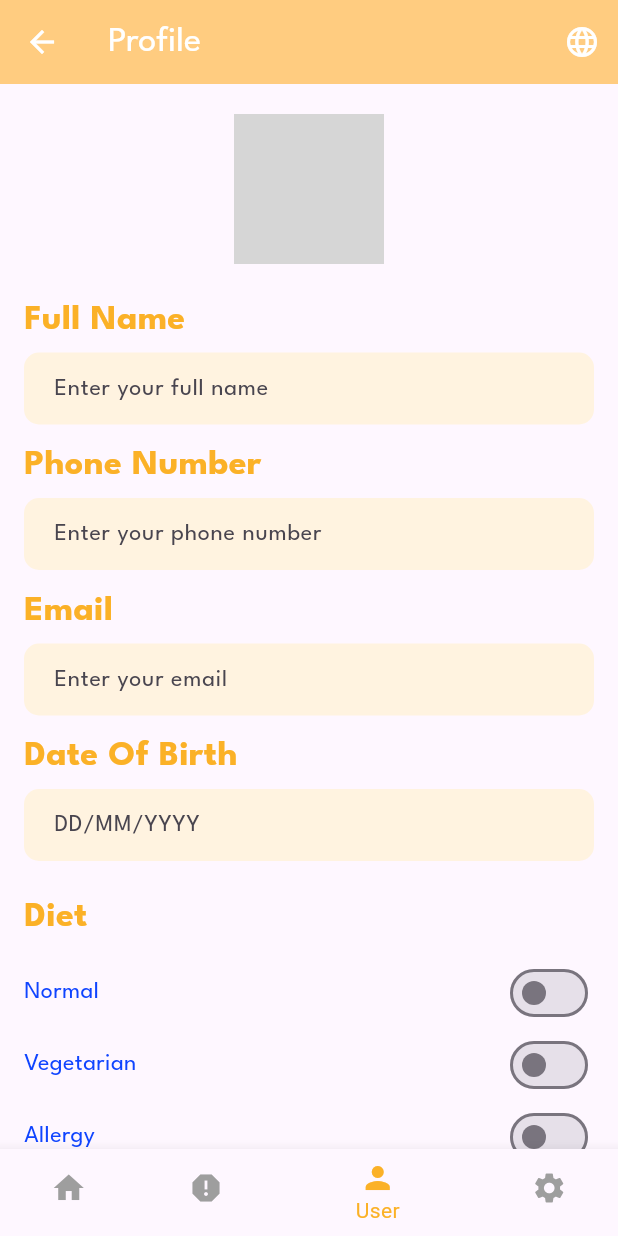
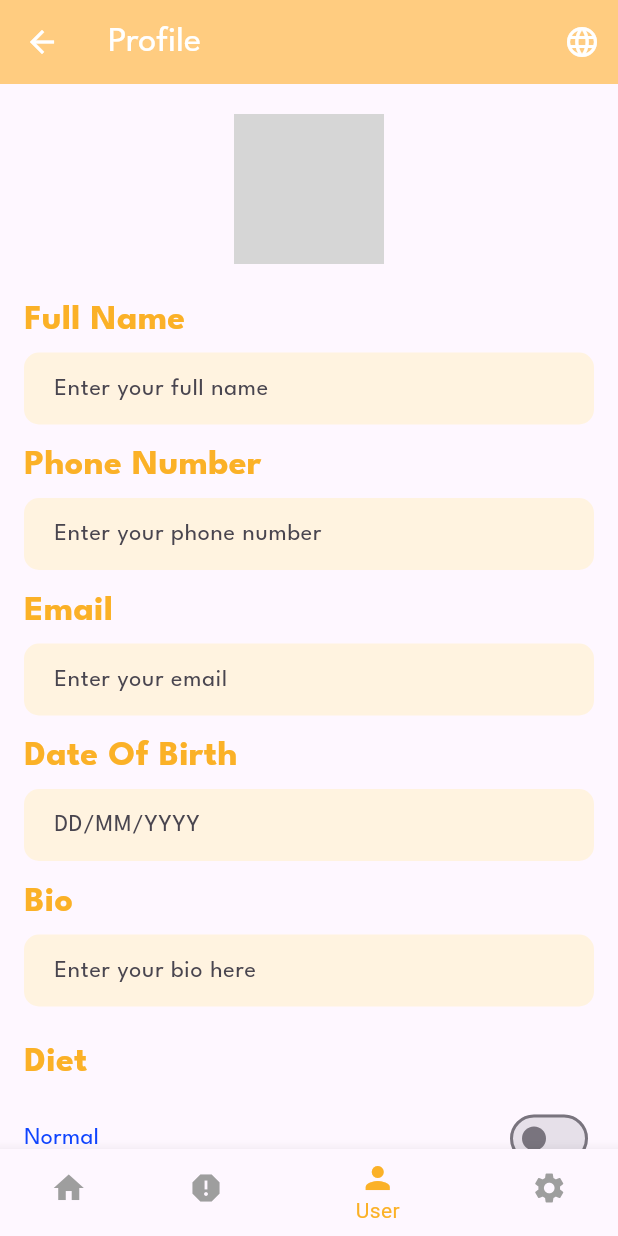
Before and after one commit to ngocleltt/riskprediction, a Flutter app: the ProfileScreen screen opened directly with empty values, on a phone screen of 412 x 824 dp. Run offline on Flutter 3.47's test engine with Material 3 defaults, Android fonts, the phone set to English and light mode, and no system bars; our stand-ins replace cloud_firestore, firebase_auth, firebase_core, google_sign_in, image_picker; missing offline and left inert: syncfusion_flutter_pdfviewer; accounts and stored records are empty; grey boxes are pictures that could not be loaded.

Commit message:
history screen

```diff
--- a/lib/screens/profile_screen.dart
+++ b/lib/screens/profile_screen.dart
@@ -121,6 +121,7 @@ class _ProfileScreenState extends State<ProfileScreen> {
 
     if (pickedFile != null) {
       final File imageFile = File(pickedFile.path);
+
       final imageBase64 = await _convertImageToBase64(imageFile);
 
       setState(() {
@@ -212,6 +213,12 @@ class _ProfileScreenState extends State<ProfileScreen> {
                 label: AppLocalizations.of(context)?.translate('date_of_birth') ?? '',
                 initialValue: _dobController.text,
                 hintText: 'DD/MM/YYYY',
+              ),
+              SizedBox(height: 10),
+              EditableProfileField(
+                label: AppLocalizations.of(context)?.translate('bio') ?? '',
+                initialValue: _bioController.text,
+                hintText: 'Enter your bio here',
               ),
               SizedBox(height: 20),
               _buildDietOptions(),
--- a/pubspec.yaml
+++ b/pubspec.yaml
@@ -18,6 +18,7 @@ dependencies:
   firebase_auth: ^4.20.0
   cloud_firestore: ^4.17.5
   google_sign_in: ^5.4.0
+  flutter_image_compress: ^2.3.0
   flutter_localizations:
     sdk: flutter
 
```
Also changed, not shown: lib/screens/reports/history.dart (+13 -9 lines), pubspec.lock.
